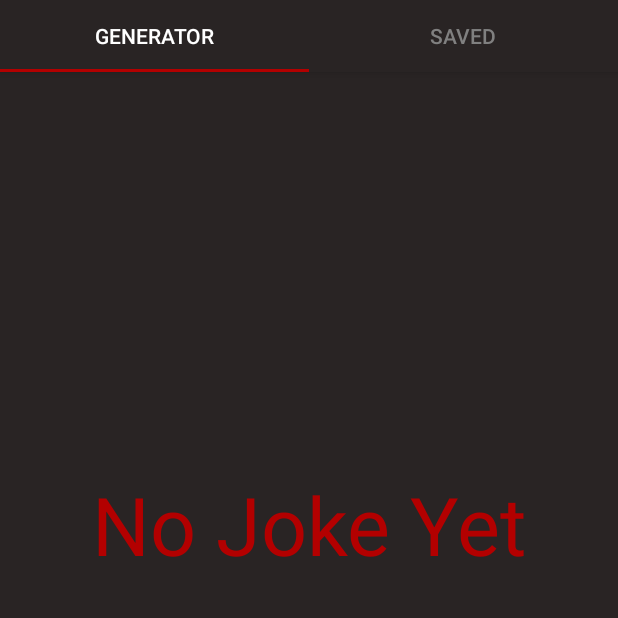
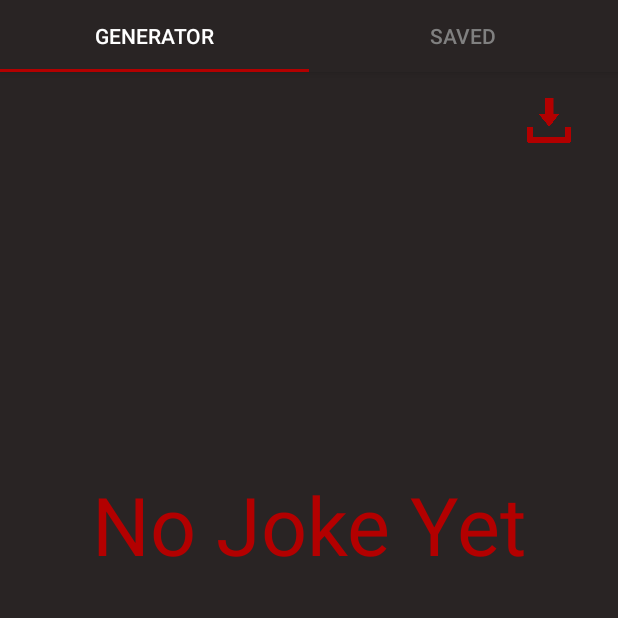
Before and after one commit to Rishik-Yechuri/JokeGenerator, an Android app: the screen it shows after launch once a user with an empty profile is signed in (JokeScreen), on a phone screen of 412 x 824 dp, the top half of it. Run offline under Robolectric (Android 15) with nearby library versions, the phone set to English and light mode, and no system bars; our stand-ins replace Firebase (no records; nobody signed in at launch, a user with empty details on screens opened directly).

Commit message:
Download Jokes
-Jokes successfully saved on cloud storage

```diff
--- a/app/build.gradle
+++ b/app/build.gradle
@@ -30,6 +30,7 @@ dependencies {
     implementation 'com.google.firebase:firebase-auth:19.3.2'
     implementation 'androidx.coordinatorlayout:coordinatorlayout:1.1.0'
     implementation 'com.google.android.material:material:1.1.0'
+    implementation 'com.google.firebase:firebase-storage:19.1.1'
     testImplementation 'junit:junit:4.12'
     androidTestImplementation 'androidx.test.ext:junit:1.1.1'
     androidTestImplementation 'androidx.test.espresso:espresso-core:3.2.0'
--- a/app/src/main/AndroidManifest.xml
+++ b/app/src/main/AndroidManifest.xml
@@ -3,6 +3,7 @@
     package="com.api.jokegenerator">
     <uses-permission android:name="android.permission.INTERNET" />
     <uses-permission android:name="android.permission.ACCESS_NETWORK_STATE" />
+    <uses-permission android:name="android.permission.READ_EXTERNAL_STORAGE"/>
     <application
         android:allowBackup="true"
         android:icon="@drawable/laughicon"
--- a/app/src/main/res/layout/frag1_layout.xml
+++ b/app/src/main/res/layout/frag1_layout.xml
@@ -49,4 +49,16 @@
         app:layout_constraintStart_toStartOf="parent"
         app:layout_constraintTop_toTopOf="parent"
         app:layout_constraintVertical_bias="0.898" />
+
+    <Button
+        android:id="@+id/downloadButton"
+        android:layout_width="60dp"
+        android:layout_height="31dp"
+        android:background="@drawable/downloadicon"
+        app:layout_constraintBottom_toBottomOf="parent"
+        app:layout_constraintEnd_toEndOf="parent"
+        app:layout_constraintHorizontal_bias="0.954"
+        app:layout_constraintStart_toStartOf="parent"
+        app:layout_constraintTop_toTopOf="parent"
+        app:layout_constraintVertical_bias="0.022" />
 </androidx.constraintlayout.widget.ConstraintLayout>
```
Also changed, not shown: app/src/main/java/com/api/jokegenerator/Frag1.java (+96 -14 lines), app/src/main/res/drawable/checkred.png (added), app/src/main/res/drawable/downloadicon.png (added), app/src/main/res/drawable/downloadiconlight.png (added).
